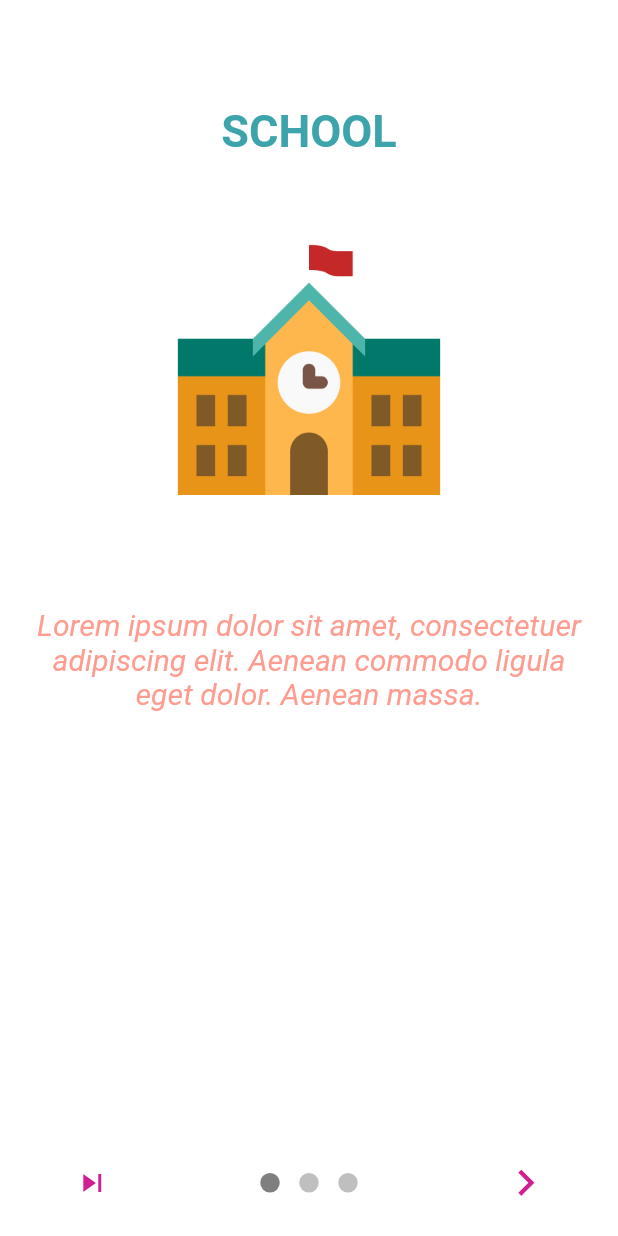
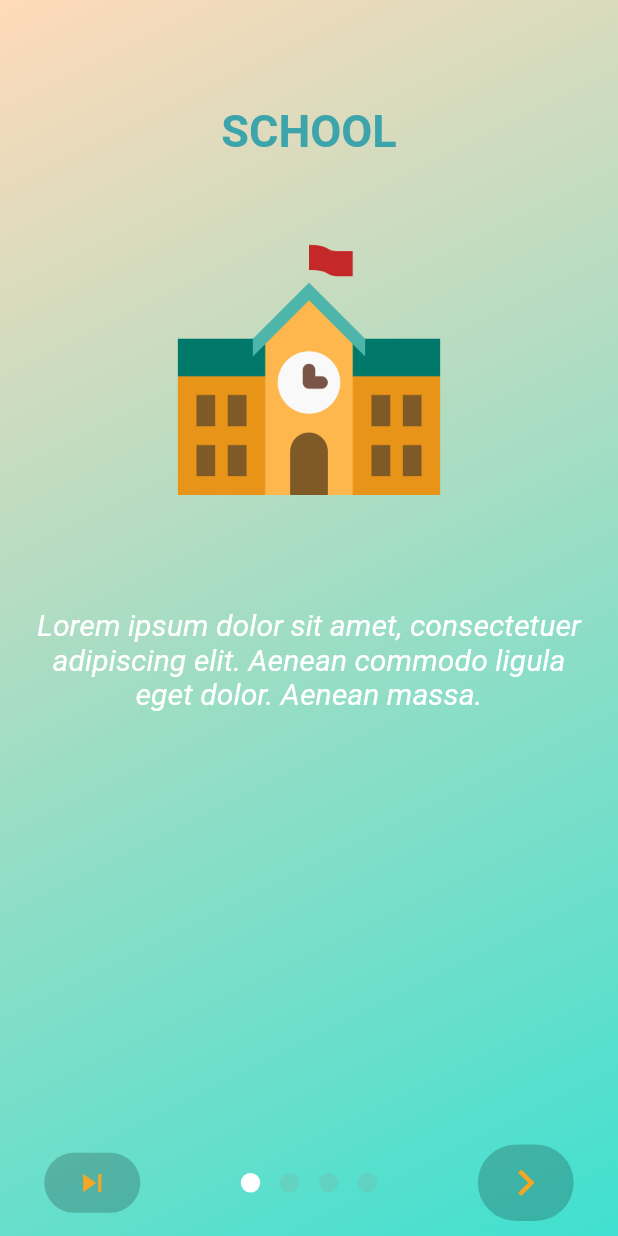
Before and after one commit to toure5013/ilm_flutter, a Flutter app: the screen it shows after launch, on a phone screen of 412 x 824 dp. Run offline on Flutter 3.47's test engine with Material 2 defaults, Android fonts, the phone set to English and light mode, and no system bars; drawn by our look-alikes of intro_slider; our stand-ins replace percent_indicator; network calls fail; Roboto replaces fonts that are missing (Raleway, RobotoMono).

Commit message:
change loggin page, main page,

```diff
--- a/lib/main.dart
+++ b/lib/main.dart
@@ -1,11 +1,15 @@
 import 'package:flutter/material.dart';
+import 'package:ilm/providers/calendar.dart';
 import 'package:ilm/providers/course.dart';
 import 'package:ilm/src/screens/pages/accueil.dart';
 import 'package:ilm/src/screens/pages/others/Accueil.dart';
 import 'package:ilm/src/screens/login.dart';
+import 'package:ilm/src/theme/color/light_color.dart';
 import 'package:provider/provider.dart';
 
 //----------------Carousel package-------------------
+import 'package:intro_slider/intro_slider.dart';
+import 'package:intro_slider/dot_animation_enum.dart';
 import 'package:intro_slider/intro_slider.dart';
 import 'package:intro_slider/slide_object.dart';
 
@@ -21,7 +25,8 @@ class MyApp extends StatelessWidget {
     return MultiProvider(
       providers: [
         ChangeNotifierProvider.value(value: Auth()),
-        ChangeNotifierProvider.value(value: Course())
+        ChangeNotifierProvider.value(value: Course()),
+        ChangeNotifierProvider.value(value: Calendar())
         //ChangeNotifierProxyProvider<Auth, Users>(create: (context) => Users(1),)
       ],
       //Avec le consumer je cherche a voir sur l'utilisateur est déjà connecter je le met automatiquement à l'accueil (saute les carousel)
@@ -73,12 +78,30 @@ class MyHomePage extends StatefulWidget {
 class _MyHomePageState extends State<MyHomePage> {
   List<Slide> slides = new List();
 
+  void calendarAdd() async {
+    var response =
+        await Provider.of<Calendar>(context, listen: false).saveCalendar(
+      "TITRE 2",
+      "DESCRIPTION 1......",
+      "Colors.teal",
+      9,
+      20,
+      "Lun",
+      "Mer",
+    );
+    print(response);
+  }
+
   @override
   void initState() {
+    // Log user in
+
     super.initState();
-
+    calendarAdd();
     slides.add(
       new Slide(
+        colorBegin: Color(0xffFFDAB9),
+        colorEnd: Color(0xff40E0D0),
         title: "SCHOOL",
         styleTitle: TextStyle(
             color: Color(0xff3da4ab),
@@ -86,9 +109,9 @@ class _MyHomePageState extends State<MyHomePage> {
             fontWeight: FontWeight.bold,
             fontFamily: 'RobotoMono'),
         description:
-        "Lorem ipsum dolor sit amet, consectetuer adipiscing elit. Aenean commodo ligula eget dolor. Aenean massa.",
+            "Lorem ipsum dolor sit amet, consectetuer adipiscing elit. Aenean commodo ligula eget dolor. Aenean massa.",
         styleDescription: TextStyle(
-            color: Color(0xfffe9c8f),
+            color: Colors.white,
             fontSize: 20.0,
             fontStyle: FontStyle.italic,
             fontFamily: 'Raleway'),
@@ -97,38 +120,62 @@ class _MyHomePageState extends State<MyHomePage> {
     );
     slides.add(
       new Slide(
-        title: "MUSEUM",
+        colorBegin: Color(0xff7FFFD4),
+        colorEnd: Color(0xffFFA500),
+        title: "GOMME",
         styleTitle: TextStyle(
             color: Color(0xff3da4ab),
             fontSize: 30.0,
             fontWeight: FontWeight.bold,
             fontFamily: 'RobotoMono'),
         description:
-        "Ye indulgence unreserved connection alteration appearance",
+            "Ye indulgence unreserved connection alteration appearance",
         styleDescription: TextStyle(
-            color: Color(0xfffe9c8f),
+            color: Color(0xffFFFACD),
             fontSize: 20.0,
             fontStyle: FontStyle.italic,
             fontFamily: 'Raleway'),
-        pathImage: "assets/images/photo_museum.png",
+        pathImage: "assets/images/photo_eraser.png",
       ),
     );
     slides.add(
       new Slide(
-        title: "COFFEE SHOP",
+        title: "REGLE",
+        colorBegin: Color(0xffFFA500),
+        colorEnd: Color(0xff7FFFD4),
         styleTitle: TextStyle(
             color: Color(0xff3da4ab),
             fontSize: 30.0,
             fontWeight: FontWeight.bold,
             fontFamily: 'RobotoMono'),
         description:
-        "Much evil soon high in hope do view. Out may few northward believing attempted. Yet timed being songs marry one defer men our. Although finished blessing do of",
+            "Much evil soon high in hope do view. Out may few northward believing attempted. Yet timed being songs marry one defer men our. Although finished blessing do of",
         styleDescription: TextStyle(
-            color: Color(0xfffe9c8f),
+            color: Colors.white,
             fontSize: 20.0,
             fontStyle: FontStyle.italic,
             fontFamily: 'Raleway'),
         pathImage: "assets/images/photo_ruler.png",
+      ),
+    );
+    slides.add(
+      new Slide(
+        colorBegin: Color(0xffFFDAB9),
+        colorEnd: Color(0xff05a623),
+        title: "CRAYON",
+        styleTitle: TextStyle(
+            color: Color(0xff3da4ab),
+            fontSize: 30.0,
+            fontWeight: FontWeight.bold,
+            fontFamily: 'RobotoMono'),
+        description:
+            "Much evil soon high in hope do view. Out may few northward believing attempted. Yet timed being songs marry one defer men our. Although finished blessing do of",
+        styleDescription: TextStyle(
+            color: Colors.white,
+            fontSize: 20.0,
+            fontStyle: FontStyle.italic,
+            fontFamily: 'Raleway'),
+        pathImage: "assets/images/photo_pencil.png",
       ),
     );
   }
@@ -136,24 +183,30 @@ class _MyHomePageState extends State<MyHomePage> {
   void onDonePress() {
     // TODO: go to next screen
     // TODO: go to next screen
-    Navigator.push(context, new MaterialPageRoute(
-      builder: (context) => Consumer<Auth> (builder: (ctx, auth, _) =>auth.isAuth ? AccueilPage() : AuthScreen()
-      ),
-    ));
+    Navigator.push(
+        context,
+        new MaterialPageRoute(
+          builder: (context) => Consumer<Auth>(
+              builder: (ctx, auth, _) =>
+                  auth.isAuth ? AccueilPage() : AuthScreen()),
+        ));
   }
 
   void onSkipPress() {
     // TODO: go to next screen
-    Navigator.push(context, new MaterialPageRoute(
-      builder: (context) => Consumer<Auth> (builder: (ctx, auth, _) =>auth.isAuth ? AccueilPage() : AuthScreen()
-      ),
-    ));
+    Navigator.push(
+        context,
+        new MaterialPageRoute(
+          builder: (context) => Consumer<Auth>(
+              builder: (ctx, auth, _) =>
+                  auth.isAuth ? AccueilPage() : AuthScreen()),
+        ));
   }
 
   Widget renderNextBtn() {
     return Icon(
       Icons.navigate_next,
-      color: Color(0xffD02090),
+      color: Color(0xfff5a623),
       size: 35.0,
     );
   }
@@ -161,14 +214,14 @@ class _MyHomePageState extends State<MyHomePage> {
   Widget renderDoneBtn() {
     return Icon(
       Icons.done,
-      color: Color(0xffD02090),
+      color: Color(0xfff5a623),
     );
   }
 
   Widget renderSkipBtn() {
     return Icon(
       Icons.skip_next,
-      color: Color(0xffD02090),
+      color: Color(0xfff5a623),
     );
   }
 
@@ -180,12 +233,22 @@ class _MyHomePageState extends State<MyHomePage> {
 
       // Skip button
       renderSkipBtn: this.renderSkipBtn(),
-      onSkipPress: this.onSkipPress,
+      colorSkipBtn: Color(0x33000005),
+      highlightColorSkipBtn: Color(0xff000005),
 
-      // Next, Done button
+      // Next button
+      renderNextBtn: this.renderNextBtn(),
+
+      // Done button
+      renderDoneBtn: this.renderDoneBtn(),
       onDonePress: this.onDonePress,
-      renderNextBtn: this.renderNextBtn(),
-      renderDoneBtn: this.renderDoneBtn(),
+      colorDoneBtn: Color(0x33000000),
+      highlightColorDoneBtn: Color(0xff000000),
+
+      // Dot indicator
+      colorDot: Color(0xff20315),
+      colorActiveDot: Colors.white,
+
       // Dot indicator
       sizeDot: 13.0,
     );
--- a/lib/src/layout/widgets/task_container.dart
+++ b/lib/src/layout/widgets/task_container.dart
@@ -13,7 +13,7 @@ class TaskContainer extends StatelessWidget {
   @override
   Widget build(BuildContext context) {
     return Container(
-      margin: EdgeInsets.symmetric(vertical: 15.0),
+      margin: EdgeInsets.symmetric(vertical: 10.0),
       padding: EdgeInsets.all(20.0),
 
       child: Column(
```
Also changed, not shown: lib/models/dates_list.dart (+21 -4 lines), lib/providers/calendar.dart (added, +61 -0 lines), lib/src/layout/widgets/calendar_dates.dart (+11 -3 lines), lib/src/screens/calendar/calendar_page.dart (+134 -119 lines), lib/src/screens/login.dart (+37 -7 lines), lib/src/screens/pages/accueil.dart (+0 -38 lines), assets/images/photo_coffee_shop.png (added).
